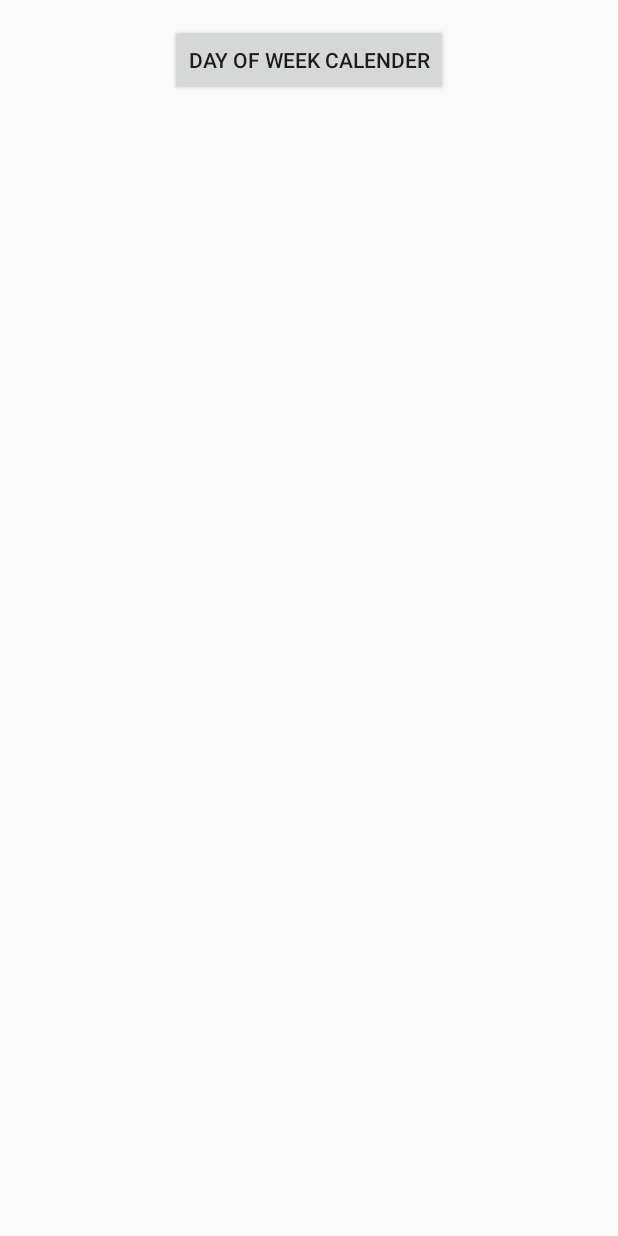
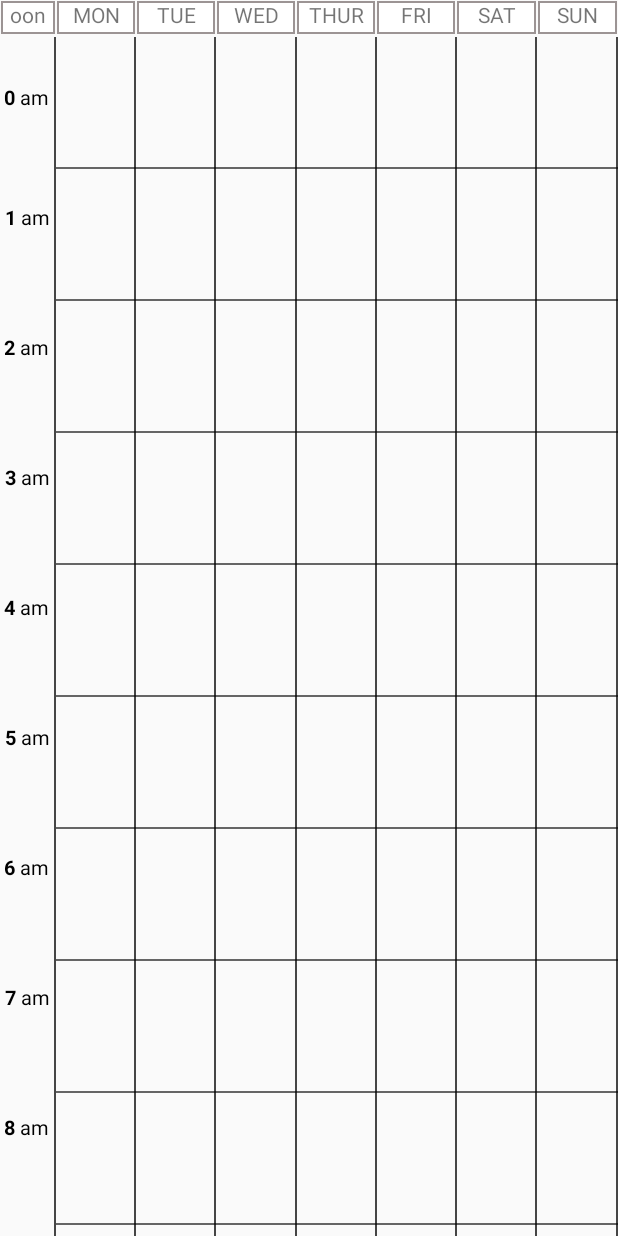
Before and after one commit to sheep1283/MoalWorker, an Android app: the CalenderActivity screen opened directly, with no data from a screen before it, on a phone screen of 412 x 824 dp. Run offline under Robolectric (Android 15) with nearby library versions, the phone set to English and light mode, and no system bars.

Commit message:
week_calendar

```diff
--- a/app/src/main/java/com/example/moal_worker/CalenderActivity.kt
+++ b/app/src/main/java/com/example/moal_worker/CalenderActivity.kt
@@ -1,8 +1,20 @@
 package com.example.moal_worker
 
+import android.app.PendingIntent.getActivity
 import android.os.Bundle
 import androidx.appcompat.app.AppCompatActivity
+import androidx.recyclerview.widget.DividerItemDecoration
+import androidx.recyclerview.widget.GridLayoutManager
+import androidx.recyclerview.widget.LinearLayoutManager
 import kotlinx.android.synthetic.main.calender_activity.*
+import kotlinx.android.synthetic.main.day_calendar.*
+import androidx.recyclerview.widget.RecyclerView
+import androidx.core.app.ComponentActivity.ExtraData
+import androidx.core.content.ContextCompat.getSystemService
+import android.icu.lang.UCharacter.GraphemeClusterBreak.T
+import android.view.LayoutInflater
+import android.view.View
+
 
 class CalenderActivity : AppCompatActivity(), BottomSheet.BottomSheetListener {
     override fun onOptionClick(text: String) {
@@ -11,14 +23,117 @@ class CalenderActivity : AppCompatActivity(), BottomSheet.BottomSheetListener {
 
     override fun onCreate(savedInstanceState: Bundle?) {
         super.onCreate(savedInstanceState)
-        setContentView(R.layout.calender_activity)
+        setContentView(R.layout.day_calendar)
+        initView()
 
-            button_open_bottom_sheet.setOnClickListener {
-            val bottomSheet = BottomSheet()
-            bottomSheet.show(supportFragmentManager, "BottomSheet")
 
-        }
 
 
     }
+    private fun initView() {
+
+
+        time_sche_calendar.layoutManager = GridLayoutManager(this, 1)
+        time_sche_calendar.addItemDecoration(GridItemDecoration(10, 2))
+        time_sche_calendar.addItemDecoration(
+            DividerItemDecoration(
+                this,
+                LinearLayoutManager.HORIZONTAL
+            )
+        )
+        /*time_sche_calendar.addItemDecoration(
+            DividerItemDecoration(
+                this,
+                LinearLayoutManager.VERTICAL
+            )
+        )*/
+
+
+        day_sche_calendar.layoutManager = GridLayoutManager(this, 7)
+
+        //This will for default android divider
+        day_sche_calendar.addItemDecoration(GridItemDecoration(10, 2))
+        day_sche_calendar.addItemDecoration(
+            DividerItemDecoration(
+                this,
+                LinearLayoutManager.HORIZONTAL
+            )
+        )
+        day_sche_calendar.addItemDecoration(
+            DividerItemDecoration(
+                this,
+                LinearLayoutManager.VERTICAL
+            )
+        )
+
+
+
+        val timeListAdapter = TimeIntervalAdapter()
+        time_sche_calendar.adapter = timeListAdapter
+        timeListAdapter.setTimeList(timeSettingData())
+
+        val dayListAdapter = DayListAdapter()
+        day_sche_calendar.adapter = dayListAdapter
+        dayListAdapter.setDayList(generateDummyData())
+
+        val daycal: RecyclerView = findViewById(R.id.day_sche_calendar)
+        val timecal: RecyclerView = findViewById(R.id.time_sche_calendar)
+        val scrollListener1:RecyclerView.OnScrollListener
+        lateinit var scrollListener2:RecyclerView.OnScrollListener
+        scrollListener1 = object:RecyclerView.OnScrollListener(){
+            override fun onScrolled(recyclerView: RecyclerView, dx: Int, dy: Int) {
+                super.onScrolled(recyclerView, dx, dy)
+                daycal.removeOnScrollListener(scrollListener2)
+                daycal.scrollBy(dx, dy)
+                daycal.addOnScrollListener(scrollListener2)
+            }
+        }
+        scrollListener2=object :RecyclerView.OnScrollListener(){
+            override fun onScrolled(recyclerView: RecyclerView, dx: Int, dy: Int) {
+                super.onScrolled(recyclerView, dx, dy)
+                timecal.removeOnScrollListener(scrollListener1)
+                timecal.scrollBy(dx, dy)
+                timecal.addOnScrollListener(scrollListener1)
+
+            }
+        }
+        timecal.addOnScrollListener(scrollListener1)
+        daycal.addOnScrollListener(scrollListener2)
+
+
+    }
+    private fun timeSettingData(): ArrayList<TimeIntervalModel>{
+        var i: Int=0
+        val listOfTime =ArrayList<TimeIntervalModel>()
+        var timeModel : TimeIntervalModel
+
+        while(i<12){
+            timeModel=TimeIntervalModel(i, "am")
+            listOfTime.add(timeModel)
+            i++
+        }
+        i=0
+        while(i<12){
+            timeModel=TimeIntervalModel(i, "pm")
+            listOfTime.add(timeModel)
+            i++
+        }
+        return listOfTime
+    }
+    private fun generateDummyData(): ArrayList<DayScheduleModel> {
+        val listOfDay =ArrayList<DayScheduleModel>()
+        var i: Int=0
+
+//        val listOfTime =ArrayList<TimeIntervalModel>()
+//        var timeModel : TimeIntervalModel
+        var dayModel : DayScheduleModel
+
+        while (i < 7*24) {
+            dayModel = DayScheduleModel()
+            listOfDay.add(dayModel)
+            i++
+        }
+
+        return listOfDay
+    }
 }
--- /dev/null
+++ b/app/src/main/java/com/example/moal_worker/DayCalendarActivity.kt
@@ -0,0 +1,89 @@
+package com.example.moal_worker
+
+import android.os.Bundle
+import android.view.LayoutInflater
+import android.view.View
+import android.view.ViewGroup
+//import androidx.appcompat.app.AppCompatActivity
+import androidx.fragment.app.Fragment
+import androidx.recyclerview.widget.GridLayoutManager
+import kotlinx.android.synthetic.main.day_calendar.*
+
+class DayCalendarActivity :Fragment() {
+    //일단 안씀
+
+    /*override fun onCreate(savedInstanceState: Bundle?) {
+        super.onCreate(savedInstanceState)
+        setContentView(R.layout.day_calendar)
+
+        initView()
+
+
+
+
+    }*/
+    /*override fun onCreateView(
+        inflater: LayoutInflater, container: ViewGroup?,
+        savedInstanceState: Bundle?
+    ): View? {
+        // Inflate the layout for this fragment
+        initView()
+        return inflater.inflate(R.layout.day_calendar, container, false)
+    }*/
+    private fun initView() {
+        val myLayoutManager = GridLayoutManager(getActivity(), 8)
+        //getactivity ?????????????
+        day_sche_calendar.layoutManager = myLayoutManager
+
+        //This will for default android divider
+        day_sche_calendar.addItemDecoration(GridItemDecoration(10, 2))
+
+        val dayListAdapter = DayListAdapter()
+        day_sche_calendar.adapter = dayListAdapter
+
+        dayListAdapter.setDayList(generateDummyData())
+    }
+    private fun generateDummyData(): ArrayList<DayScheduleModel> {
+        val listOfMovie = ArrayList<DayScheduleModel>()
+
+        var movieModel = DayScheduleModel("aa", "Avengers")
+        listOfMovie.add(movieModel)
+
+        movieModel = DayScheduleModel("b", "Avengers: Age of Ultron")
+        listOfMovie.add(movieModel)
+
+        movieModel = DayScheduleModel("c", "Iron Man 3")
+        listOfMovie.add(movieModel)
+        movieModel = DayScheduleModel("d", "Avengers: Infinity War" )
+        listOfMovie.add(movieModel)
+
+        movieModel = DayScheduleModel("e", "Thor: Ragnarok")
+        listOfMovie.add(movieModel)
+
+        movieModel = DayScheduleModel("f", "Black Panther")
+        listOfMovie.add(movieModel)
+
+        movieModel = DayScheduleModel("g", "Logan")
+        listOfMovie.add(movieModel)
+
+        movieModel = DayScheduleModel("aasd", "Avengers: Age of Ultron")
+        listOfMovie.add(movieModel)
+
+        movieModel = DayScheduleModel("asw21edf", "Iron Man 3")
+        listOfMovie.add(movieModel)
+        movieModel = DayScheduleModel("awr5esdf", "Avengers: Infinity War" )
+        listOfMovie.add(movieModel)
+
+        movieModel = DayScheduleModel("asrwedf", "Thor: Ragnarok")
+        listOfMovie.add(movieModel)
+
+        movieModel = DayScheduleModel("fae", "Black Panther")
+        listOfMovie.add(movieModel)
+
+        movieModel = DayScheduleModel("gwer", "Logan")
+        listOfMovie.add(movieModel)
+
+        return listOfMovie
+    }
+
+}
--- /dev/null
+++ b/app/src/main/java/com/example/moal_worker/DayListAdapter.kt
@@ -0,0 +1,27 @@
+package com.example.moal_worker
+
+import android.view.LayoutInflater
+import android.view.ViewGroup
+import androidx.recyclerview.widget.RecyclerView
+
+class DayListAdapter :RecyclerView.Adapter<RecyclerView.ViewHolder>() {
+    private var listOfDayList = arrayListOf<DayScheduleModel>()
+
+    override fun onCreateViewHolder(parent: ViewGroup, viewType: Int): RecyclerView.ViewHolder {
+        return DayListViewHolder(LayoutInflater.from(parent.context).inflate(R.layout.item_day, parent, false))
+    }
+
+    override fun getItemCount(): Int =listOfDayList.size
+
+    override fun onBindViewHolder(viewHolder: RecyclerView.ViewHolder, position: Int) {
+        val dayViewHolder = viewHolder as DayListViewHolder
+        dayViewHolder.bindView(listOfDayList[position])
+    }
+    fun setDayList(listOfDayList: ArrayList<DayScheduleModel>){
+        this.listOfDayList = listOfDayList
+        notifyDataSetChanged()
+    }//??????????????????????????????????????
+
+
+
+}
--- /dev/null
+++ b/app/src/main/java/com/example/moal_worker/DayListViewHolder.kt
@@ -0,0 +1,17 @@
+package com.example.moal_worker
+
+import android.view.View
+import androidx.appcompat.view.menu.MenuView
+import androidx.recyclerview.widget.RecyclerView
+import kotlinx.android.synthetic.main.item_day.view.*
+import com.example.moal_worker.DayScheduleModel
+import kotlinx.android.synthetic.main.item_time_interval.view.*
+
+//하루 일정과 시간interval 모두 viewHolder 함수를 만들어주는곳
+class DayListViewHolder(itemView: View) : RecyclerView.ViewHolder(itemView) {
+    fun bindView(dayModel : DayScheduleModel){
+        itemView.gridName.text=dayModel.Name
+        itemView.gridfill.text=dayModel.fill
+    }
+
+}
--- /dev/null
+++ b/app/src/main/java/com/example/moal_worker/DayScheduleModel.kt
@@ -0,0 +1,8 @@
+package com.example.moal_worker
+
+class DayScheduleModel(Name: String?=null, fill: String?=null){
+
+    var Name = Name
+    var fill = fill
+
+}
--- /dev/null
+++ b/app/src/main/java/com/example/moal_worker/GridItemDecoration.kt
@@ -0,0 +1,50 @@
+package com.example.moal_worker
+
+import android.graphics.Rect
+import android.view.View
+import androidx.recyclerview.widget.RecyclerView
+
+class GridItemDecoration(gridSpacingPx: Int, gridSize: Int) : RecyclerView.ItemDecoration() {
+    private var mSizeGridSpacingPx: Int = gridSpacingPx
+    private var mGridSize: Int = gridSize
+
+    private var mNeedLeftSpacing = false
+
+    override fun getItemOffsets(outRect: Rect, view: View, parent: RecyclerView, state: RecyclerView.State) {
+        val frameWidth = ((parent.width - mSizeGridSpacingPx.toFloat() * (mGridSize - 1)) / mGridSize).toInt()
+       //val padding = parent.width / mGridSize - frameWidth
+        val padding =1
+        val itemPosition = (view.getLayoutParams() as RecyclerView.LayoutParams).viewAdapterPosition
+        if (itemPosition < mGridSize) {
+            outRect.top = 0
+        } else {
+            outRect.top = mSizeGridSpacingPx
+        }
+        if (itemPosition % mGridSize == 0) {
+            outRect.left = 0
+            outRect.right = padding
+            mNeedLeftSpacing = true
+        } else if ((itemPosition + 1) % mGridSize == 0) {
+            mNeedLeftSpacing = false
+            outRect.right = 0
+            outRect.left = padding
+        } else if (mNeedLeftSpacing) {
+            mNeedLeftSpacing = false
+            outRect.left = mSizeGridSpacingPx - padding
+            if ((itemPosition + 2) % mGridSize == 0) {
+                outRect.right = mSizeGridSpacingPx - padding
+            } else {
+                outRect.right = mSizeGridSpacingPx / 2
+            }
+        } else if ((itemPosition + 2) % mGridSize == 0) {
+            mNeedLeftSpacing = false
+            outRect.left = mSizeGridSpacingPx / 2
+            outRect.right = mSizeGridSpacingPx - padding
+        } else {
+            mNeedLeftSpacing = false
+            outRect.left = mSizeGridSpacingPx / 2
+            outRect.right = mSizeGridSpacingPx / 2
+        }
+        outRect.bottom = 0
+    }
+}
--- /dev/null
+++ b/app/src/main/java/com/example/moal_worker/TimeIntervalAdapter.kt
@@ -0,0 +1,26 @@
+package com.example.moal_worker
+
+import android.view.LayoutInflater
+import android.view.ViewGroup
+import androidx.recyclerview.widget.RecyclerView
+
+class TimeIntervalAdapter: RecyclerView.Adapter<RecyclerView.ViewHolder>() {
+    private var listOfTime = arrayListOf<TimeIntervalModel>()
+
+    override fun onCreateViewHolder(parent: ViewGroup, viewType: Int): RecyclerView.ViewHolder {
+        return TimeListViewHolder(LayoutInflater.from(parent.context).inflate(R.layout.item_time_interval, parent, false))
+    }
+
+    override fun getItemCount(): Int =listOfTime.size
+
+    override fun onBindViewHolder(viewHolder: RecyclerView.ViewHolder, position: Int) {
+        val timeViewHolder = viewHolder as TimeListViewHolder
+        timeViewHolder.bindTimeView(listOfTime[position])
+    }
+    fun setTimeList(listOfTime: ArrayList<TimeIntervalModel>){
+        this.listOfTime = listOfTime
+        notifyDataSetChanged()
+    }//??????????????????????????????????????
+
+
+}
--- /dev/null
+++ b/app/src/main/java/com/example/moal_worker/TimeIntervalModel.kt
@@ -0,0 +1,8 @@
+package com.example.moal_worker
+
+class TimeIntervalModel(time: Int, apm:String) {
+    val time = time
+    val apm=apm
+
+    //time구간은 변하면 안되니까 val
+}
--- /dev/null
+++ b/app/src/main/java/com/example/moal_worker/TimeListViewHolder.kt
@@ -0,0 +1,12 @@
+package com.example.moal_worker
+
+import android.view.View
+import androidx.recyclerview.widget.RecyclerView
+import kotlinx.android.synthetic.main.item_time_interval.view.*
+
+class TimeListViewHolder(itemView: View) : RecyclerView.ViewHolder(itemView)  {
+    fun bindTimeView(timeModel : TimeIntervalModel){
+        itemView.timeNumbers.text=timeModel.time.toString()
+        itemView.apm.text=timeModel.apm
+    }
+}
--- /dev/null
+++ b/app/src/main/res/drawable/border.xml
@@ -0,0 +1,31 @@
+<?xml version="1.0" encoding="utf-8"?>
+
+
+<layer-list xmlns:android="http://schemas.android.com/apk/res/android">
+
+
+
+    <item>
+
+        <shape android:shape="rectangle">
+
+            <solid android:color="#A58080" />
+
+        </shape>
+
+    </item>
+
+    <item android:top="2dp" android:bottom="1dp" android:left="1dp"
+    android:right="1dp">
+
+        <shape android:shape="rectangle">
+
+            <solid android:color="#ffffff" />
+
+        </shape>
+
+    </item>
+
+
+
+</layer-list>
--- /dev/null
+++ b/app/src/main/res/drawable/line.xml
@@ -0,0 +1,18 @@
+<?xml version="1.0" encoding="utf-8"?>
+<layer-list xmlns:android="http://schemas.android.com/apk/res/android" >
+
+    <item
+        android:bottom="1dp"
+        android:left="1dp"
+        android:right="1dp"
+        android:top="1dp">
+        <shape android:shape="rectangle" >
+            <stroke
+                android:width="1dp"
+                android:color="#9C9494" />
+
+            <solid android:color="#FFF" />
+        </shape>
+    </item>
+
+</layer-list>
--- /dev/null
+++ b/app/src/main/res/layout/day_calendar.xml
@@ -0,0 +1,153 @@
+<?xml version="1.0" encoding="utf-8"?>
+<androidx.constraintlayout.widget.ConstraintLayout xmlns:android="http://schemas.android.com/apk/res/android"
+    xmlns:app="http://schemas.android.com/apk/res-auto"
+    xmlns:tools="http://schemas.android.com/tools"
+    android:layout_width="match_parent"
+    android:layout_height="match_parent">
+
+
+    <LinearLayout
+        android:id="@+id/Linear1"
+        android:layout_width="match_parent"
+        android:layout_height="wrap_content"
+        app:layout_constraintBottom_toTopOf="@id/Linear2"
+        app:layout_constraintLeft_toLeftOf="parent"
+        app:layout_constraintRight_toRightOf="parent"
+        app:layout_constraintTop_toTopOf="parent"
+        app:layout_constraintVertical_chainStyle="packed">
+
+
+        <TextView
+            android:id="@+id/soon"
+            android:layout_width="0dp"
+            android:layout_height="23dp"
+            android:layout_weight="0.7"
+            android:background="@drawable/line"
+            android:gravity="center_horizontal"
+            android:text="oon"
+            app:layout_constraintBottom_toTopOf="@id/Linear2"
+            app:layout_constraintLeft_toLeftOf="parent"
+            app:layout_constraintRight_toLeftOf="@id/mon" />
+
+        <TextView
+            android:id="@+id/mon"
+            android:layout_width="0dp"
+            android:layout_height="23dp"
+            android:layout_weight="1"
+            android:background="@drawable/line"
+            android:gravity="center_horizontal"
+            android:text="MON"
+            app:layout_constraintBottom_toTopOf="@id/day_sche_calendar"
+            app:layout_constraintLeft_toLeftOf="@id/soon"
+            app:layout_constraintRight_toLeftOf="@id/tues" />
+
+        <TextView
+            android:id="@+id/tues"
+            android:layout_width="0dp"
+            android:layout_height="23dp"
+            android:layout_weight="1"
+            android:background="@drawable/line"
+            android:gravity="center_horizontal"
+            android:text="TUE"
+            app:layout_constraintBottom_toTopOf="@id/day_sche_calendar"
+            app:layout_constraintLeft_toRightOf="@id/mon"
+            app:layout_constraintRight_toLeftOf="@id/wed" />
+
+        <TextView
+            android:id="@+id/wed"
+            android:layout_width="0dp"
+            android:layout_height="23dp"
+            android:layout_weight="1"
+            android:background="@drawable/line"
+            android:gravity="center_horizontal"
+            android:text="WED"
+            app:layout_constraintBottom_toTopOf="@id/day_sche_calendar"
+            app:layout_constraintLeft_toRightOf="@id/tues"
+            app:layout_constraintRight_toLeftOf="@id/thur" />
+
+        <TextView
+            android:id="@+id/thur"
+            android:layout_width="0dp"
+            android:layout_height="23dp"
+            android:layout_weight="1"
+            android:background="@drawable/line"
+            android:gravity="center_horizontal"
+            android:text="THUR"
+            app:layout_constraintBottom_toTopOf="@id/day_sche_calendar"
+            app:layout_constraintLeft_toRightOf="@id/wed"
+            app:layout_constraintRight_toLeftOf="@id/fri" />
+
+        <TextView
+            android:id="@+id/fri"
+            android:layout_width="0dp"
+            android:layout_height="23dp"
+            android:layout_weight="1"
+            android:background="@drawable/line"
+            android:gravity="center_horizontal"
+            android:text="FRI"
+            app:layout_constraintBottom_toTopOf="@id/day_sche_calendar"
+            app:layout_constraintLeft_toRightOf="@id/thur"
+            app:layout_constraintRight_toLeftOf="@id/sat" />
+
+        <TextView
+            android:id="@+id/sat"
+            android:layout_width="0dp"
+            android:layout_height="23dp"
+            android:layout_weight="1"
+            android:background="@drawable/line"
+            android:gravity="center_horizontal"
+            android:text="SAT"
+            app:layout_constraintBottom_toTopOf="@id/day_sche_calendar"
+            app:layout_constraintLeft_toRightOf="@id/fri"
+            app:layout_constraintRight_toLeftOf="@id/sun" />
+
+        <TextView
+            android:id="@+id/sun"
+            android:layout_width="0dp"
+            android:layout_height="23dp"
+            android:layout_weight="1"
+            android:background="@drawable/line"
+
+            android:gravity="center_horizontal"
+            android:text="SUN"
+            app:layout_constraintBottom_toTopOf="@id/day_sche_calendar"
+            app:layout_constraintLeft_toRightOf="@id/sat"
+            app:layout_constraintRight_toRightOf="parent" />
+
+    </LinearLayout>
+
+    <LinearLayout
+        android:id="@+id/Linear2"
+        android:layout_width="match_parent"
+        android:layout_height="0dp"
+        android:layout_marginTop="1dp"
+        android:orientation="horizontal"
+        app:layout_constraintBottom_toBottomOf="parent"
+        app:layout_constraintLeft_toLeftOf="parent"
+        app:layout_constraintRight_toRightOf="parent"
+        app:layout_constraintTop_toBottomOf="@id/Linear1">
+
+        <androidx.recyclerview.widget.RecyclerView
+            android:id="@+id/time_sche_calendar"
+            android:layout_width="0dp"
+            android:layout_height="match_parent"
+            android:layout_weight="0.7"
+            android:overScrollMode="never"
+            app:layout_constraintLeft_toLeftOf="parent"
+            app:layout_constraintRight_toLeftOf="@id/day_sche_calendar" />
+
+        <androidx.recyclerview.widget.RecyclerView
+            android:id="@+id/day_sche_calendar"
+            android:layout_width="0dp"
+            android:layout_height="match_parent"
+            android:layout_weight="7"
+            android:overScrollMode="never"
+            app:layout_constraintLeft_toRightOf="@id/time_sche_calendar"
+            app:layout_constraintRight_toRightOf="parent"
+
+            />
+
+    </LinearLayout>
+
+
+</androidx.constraintlayout.widget.ConstraintLayout>
--- /dev/null
+++ b/app/src/main/res/layout/item_day.xml
@@ -0,0 +1,38 @@
+<?xml version="1.0" encoding="utf-8"?>
+<androidx.constraintlayout.widget.ConstraintLayout xmlns:android="http://schemas.android.com/apk/res/android"
+    xmlns:app="http://schemas.android.com/apk/res-auto"
+    xmlns:tools="http://schemas.android.com/tools"
+    android:id="@+id/item_day_constraint"
+    android:layout_width="match_parent"
+    android:layout_height="80dp"
+
+    >
+
+
+    <TextView
+        android:id="@+id/gridName"
+        android:layout_width="wrap_content"
+        android:layout_height="wrap_content"
+        android:textColor="@android:color/black"
+        android:textSize="18sp"
+        android:textStyle="bold"
+        app:layout_constraintBottom_toTopOf="@id/gridfill"
+        app:layout_constraintLeft_toLeftOf="parent"
+        app:layout_constraintRight_toRightOf="parent"
+        app:layout_constraintTop_toTopOf="parent"
+        tools:text="Title" />
+
+    <TextView
+        android:id="@+id/gridfill"
+        android:layout_width="wrap_content"
+        android:layout_height="wrap_content"
+
+        android:textColor="@android:color/black"
+        android:textSize="14sp"
+        app:layout_constraintBottom_toBottomOf="parent"
+        app:layout_constraintLeft_toLeftOf="parent"
+        app:layout_constraintRight_toRightOf="parent"
+        app:layout_constraintTop_toBottomOf="@id/gridName"
+        tools:text="Subtitle" />
+
+</androidx.constraintlayout.widget.ConstraintLayout>
--- /dev/null
+++ b/app/src/main/res/layout/item_time_interval.xml
@@ -0,0 +1,38 @@
+<?xml version="1.0" encoding="utf-8"?>
+<androidx.constraintlayout.widget.ConstraintLayout xmlns:android="http://schemas.android.com/apk/res/android"
+    xmlns:app="http://schemas.android.com/apk/res-auto"
+    xmlns:tools="http://schemas.android.com/tools"
+    android:id="@+id/item_time_constraint"
+    android:layout_width="match_parent"
+    android:layout_height="80dp">
+
+
+    <TextView
+        android:id="@+id/timeNumbers"
+        android:layout_width="wrap_content"
+        android:layout_height="wrap_content"
+        android:textColor="@android:color/black"
+        android:textSize="13sp"
+        android:textStyle="bold"
+        app:layout_constraintBottom_toBottomOf="parent"
+        app:layout_constraintHorizontal_bias="0.595"
+        app:layout_constraintLeft_toLeftOf="parent"
+        app:layout_constraintRight_toLeftOf="@id/apm"
+        app:layout_constraintRight_toRightOf="parent"
+        app:layout_constraintTop_toTopOf="parent"
+        tools:text="Title" />
+
+    <TextView
+        android:id="@+id/apm"
+        android:layout_width="wrap_content"
+        android:layout_height="wrap_content"
+
+        android:textColor="@android:color/black"
+        android:textSize="13sp"
+        app:layout_constraintBottom_toBottomOf="parent"
+        app:layout_constraintLeft_toRightOf="@id/timeNumbers"
+        app:layout_constraintRight_toRightOf="parent"
+        app:layout_constraintTop_toTopOf="parent"
+        tools:text="Subtitle" />
+
+</androidx.constraintlayout.widget.ConstraintLayout>
--- a/app/src/main/res/values/colors.xml
+++ b/app/src/main/res/values/colors.xml
@@ -3,4 +3,7 @@
     <color name="colorPrimary">#344955</color>
     <color name="colorPrimaryDark">#344955</color>
     <color name="colorAccent">#FAAB1A</color>
+    <color name="lineColor">#FA211A</color>
+    <color name="day_back">#FDF19E</color>
+
 </resources>
--- a/build.gradle
+++ b/build.gradle
@@ -8,7 +8,7 @@ buildscript {
 
     }
     dependencies {
-        classpath 'com.android.tools.build:gradle:3.5.0'
+        classpath 'com.android.tools.build:gradle:3.5.1'
         classpath 'com.google.gms:google-services:4.3.2'
         classpath "org.jetbrains.kotlin:kotlin-gradle-plugin:$kotlin_version"
         // NOTE: Do not place your application dependencies here; they belong
```
